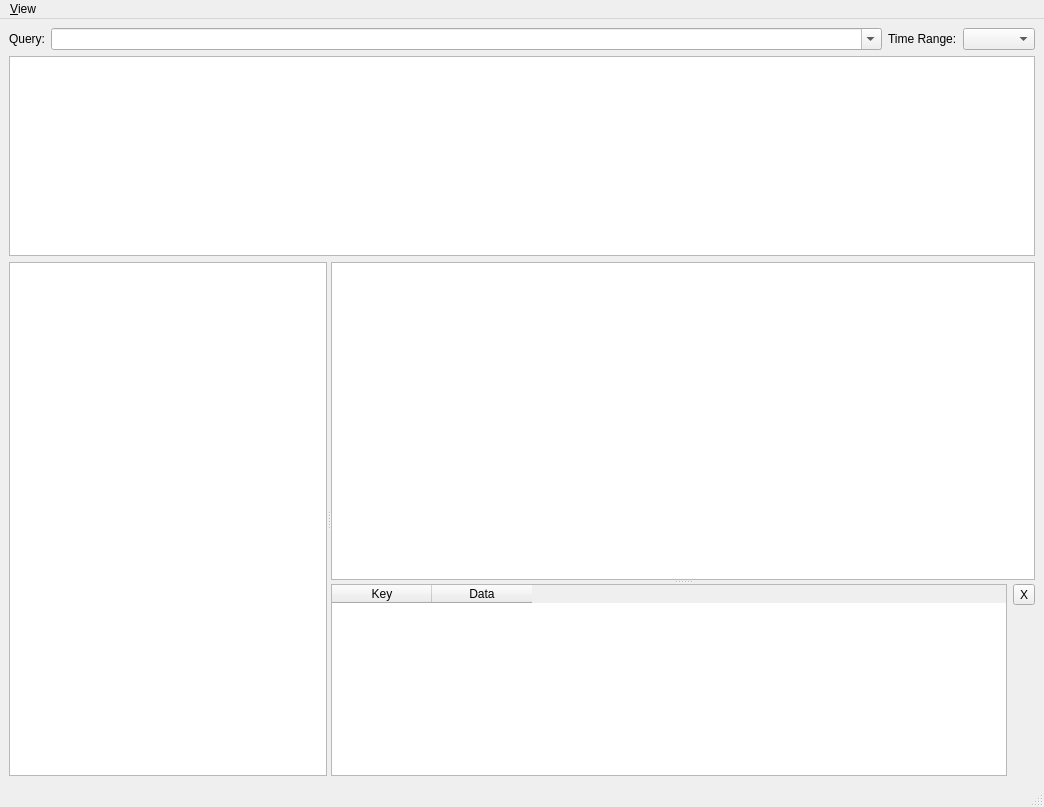
Above: src/mainwindow.ui from UjOwtuc/qstuff before the change. Below: the same form after it.
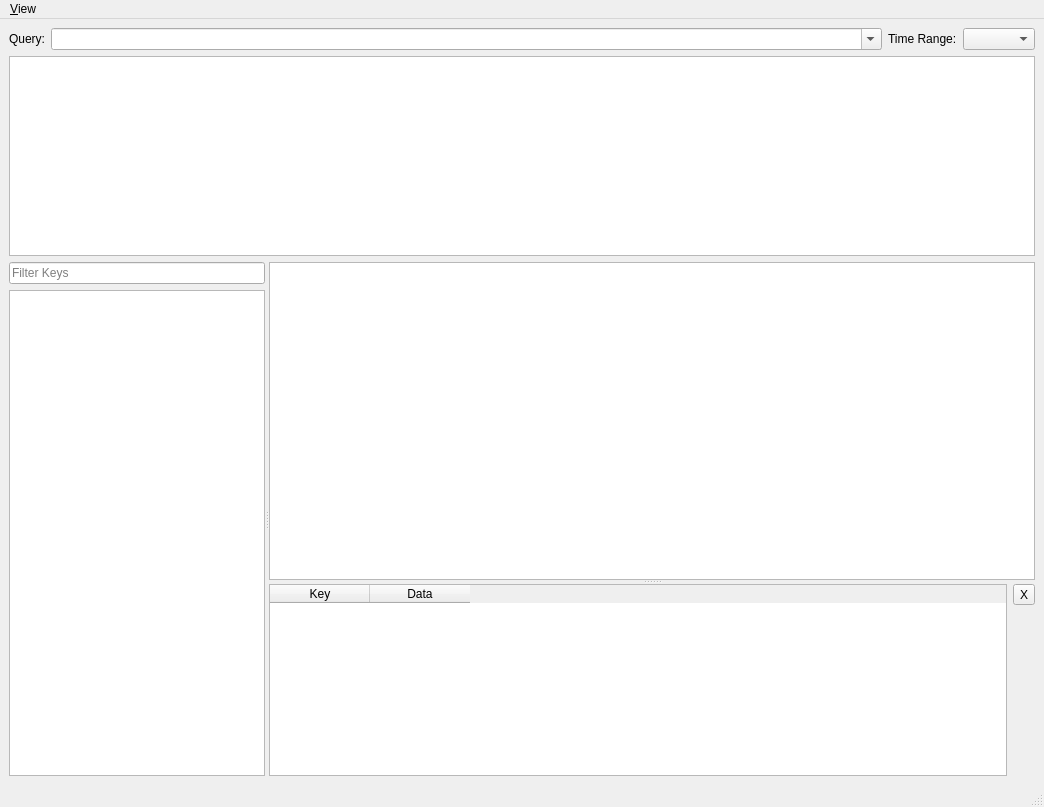
That is the form after the change. Custom widgets are drawn as their Qt base class.

Commit message: sort and filter keys

The edit to the form file:
```diff
--- a/src/mainwindow.ui
+++ b/src/mainwindow.ui
@@ -14,7 +14,7 @@
    <string>MainWindow</string>
   </property>
   <widget class="QWidget" name="centralwidget">
-   <layout class="QVBoxLayout" name="verticalLayout">
+   <layout class="QVBoxLayout" name="verticalLayout_4">
     <item>
      <layout class="QHBoxLayout" name="queryLayout">
       <item>
@@ -85,7 +85,7 @@
      </widget>
     </item>
     <item>
-     <widget class="QSplitter" name="splitter_2">
+     <widget class="QSplitter" name="splitter">
       <property name="sizePolicy">
        <sizepolicy hsizetype="Expanding" vsizetype="Expanding">
         <horstretch>0</horstretch>
@@ -95,6 +95,16 @@
       <property name="orientation">
        <enum>Qt::Horizontal</enum>
       </property>
+      <widget class="QWidget" name="">
+       <layout class="QVBoxLayout" name="verticalLayout">
+        <item>
+         <widget class="QLineEdit" name="filterKeysEdit">
+          <property name="placeholderText">
+           <string>Filter Keys</string>
+          </property>
+         </widget>
+        </item>
+        <item>
       <widget class="QTreeView" name="keysTree">
        <property name="sizePolicy">
         <sizepolicy hsizetype="Expanding" vsizetype="Expanding">
@@ -114,6 +124,9 @@
        <property name="expandsOnDoubleClick">
         <bool>true</bool>
        </property>
+         </widget>
+        </item>
+       </layout>
       </widget>
       <widget class="QSplitter" name="logDetailsSplitter">
        <property name="sizePolicy">
```
Lines whose indentation alone changed are shown as unchanged. The commit also changes 5 other files.
